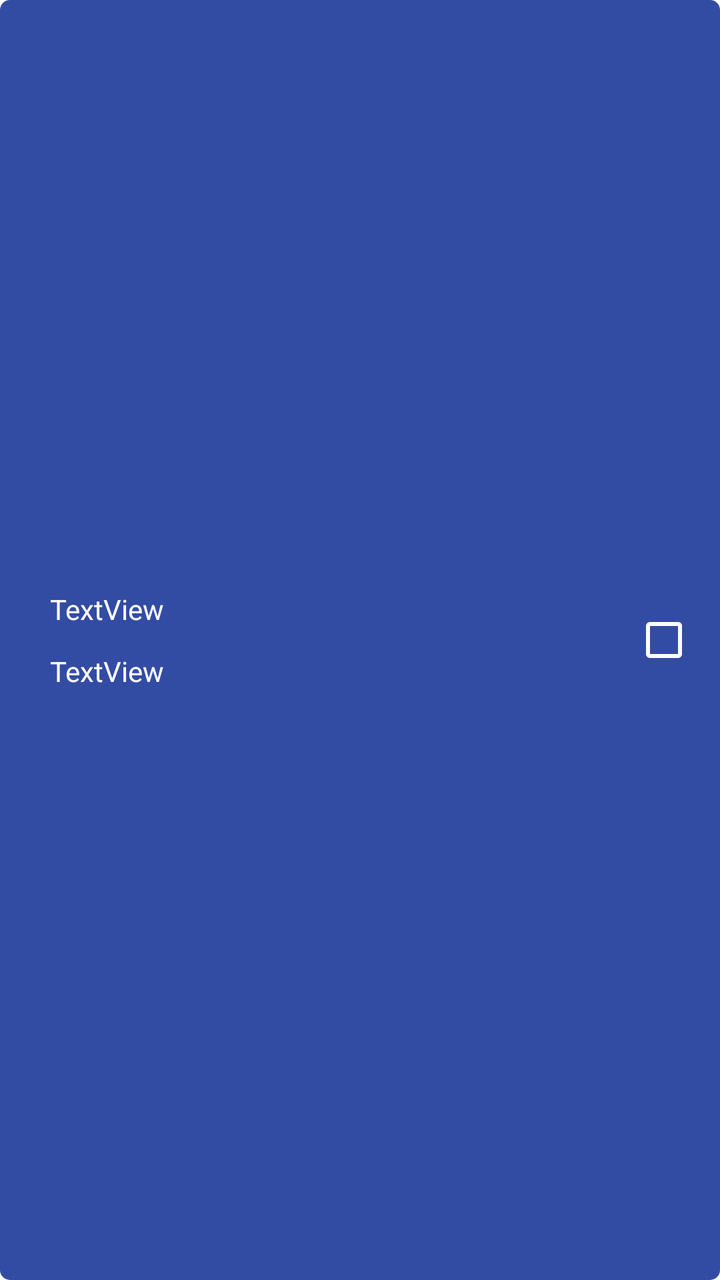
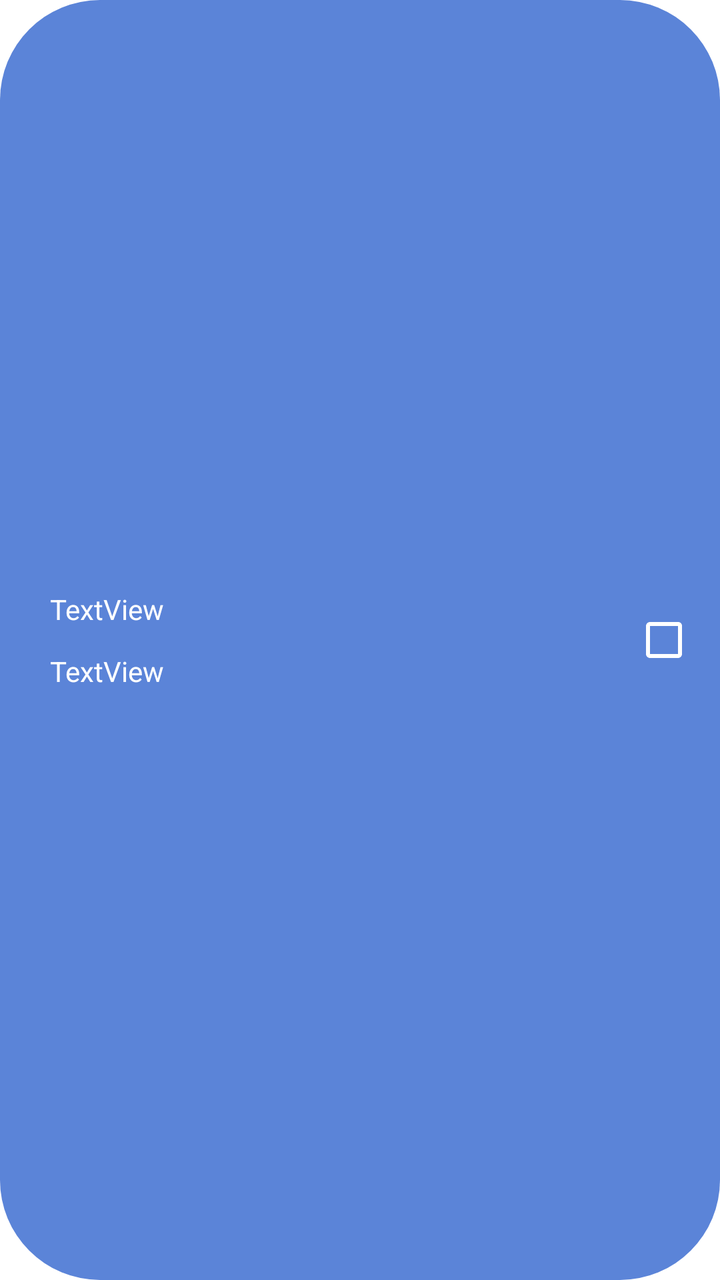

An Android layout rendered at two revisions. The XML below is the earlier revision; the diff shows what the commit changed to produce the second picture.
<!-- AndroidManifest.xml: application theme Theme.NoStatusBar -->
<!-- res/layout/task_item.xml -->
<?xml version="1.0" encoding="utf-8"?>
<androidx.constraintlayout.widget.ConstraintLayout xmlns:android="http://schemas.android.com/apk/res/android"
    xmlns:app="http://schemas.android.com/apk/res-auto"
    android:layout_width="match_parent"
    android:layout_height="wrap_content"
    android:layout_marginVertical="5dp"
    android:background="@drawable/bg_task_item">

    <LinearLayout
        android:layout_width="match_parent"
        android:layout_height="match_parent"
        android:gravity="center"
        android:orientation="horizontal">

        <LinearLayout
            android:layout_width="match_parent"
            android:layout_height="wrap_content"
            android:layout_marginStart="25dp"
            android:layout_weight="1"
            android:orientation="vertical">

            <TextView
                android:id="@+id/tv_title"
                android:layout_width="match_parent"
                android:layout_height="wrap_content"
                android:layout_marginVertical="6dp"
                android:text="TextView"
                android:textColor="@color/white" />

            <TextView
                android:id="@+id/tv_date"
                android:layout_width="match_parent"
                android:layout_height="wrap_content"
                android:layout_marginVertical="6dp"
                android:text="TextView"
                android:textColor="@color/white" />
        </LinearLayout>

        <ImageView
            android:id="@+id/ic_checkbox"
            android:layout_width="wrap_content"
            android:layout_height="wrap_content"
            android:layout_marginHorizontal="16dp"
            app:srcCompat="@drawable/ic_no_check_box" />
    </LinearLayout>
</androidx.constraintlayout.widget.ConstraintLayout>
<!-- resources referenced by this layout -->
<resources>
  <color name="white">#FFFFFFFF</color>
  <!-- drawable bg_task_item (drawable) -->
  <?xml version="1.0" encoding="utf-8"?>
  <shape xmlns:android="http://schemas.android.com/apk/res/android">
      <solid android:color="@color/blue_neutral" />
      <corners android:radius="5dp" />
  </shape>
  <!-- drawable ic_no_check_box (drawable) -->
  <vector xmlns:android="http://schemas.android.com/apk/res/android"
      android:width="24dp"
      android:height="24dp"
      android:viewportWidth="24"
      android:viewportHeight="24">
      <path
          android:fillColor="@color/white"
          android:pathData="M13,3C13.255,3 13.5,3.098 13.685,3.273C13.871,3.448 13.982,3.687 13.997,3.941C14.012,4.196 13.929,4.446 13.766,4.642C13.602,4.837 13.37,4.963 13.117,4.993L13,5H5V19H19V11C19,10.745 19.098,10.5 19.273,10.315C19.448,10.129 19.687,10.018 19.941,10.003C20.196,9.988 20.446,10.071 20.642,10.234C20.837,10.398 20.963,10.63 20.993,10.883L21,11V19C21,19.505 20.81,19.991 20.466,20.361C20.123,20.73 19.653,20.957 19.15,20.995L19,21H5C4.495,21 4.009,20.81 3.639,20.466C3.269,20.123 3.043,19.653 3.005,19.15L3,19V5C3,4.495 3.19,4.009 3.533,3.639C3.877,3.269 4.347,3.043 4.85,3.005L5,3H13Z" />
      <path
          android:fillColor="@color/white"
          android:fillType="evenOdd"
          android:pathData="M12.384,3C12.062,3 11.8,3.261 11.8,3.584V4.008C11.8,4.565 12.252,5.016 12.808,5.016H18.984L18.984,12.2H21V5.016C21,4.982 20.999,4.948 20.997,4.914C20.999,4.905 21,4.897 21,4.888C21,3.845 20.155,3 19.112,3H18.984H12.384Z" />
  </vector>
  <style name="Theme.NoStatusBar" parent="Theme.AppCompat.Light.NoActionBar">
          <item name="android:windowFullscreen">false</item>
          <item name="android:statusBarColor">@color/white</item>
          <item name="android:windowLightStatusBar">true</item> 
          <item name="android:windowBackground">@color/white</item>
      </style>
  <color name="blue_neutral">#334CA3</color>
</resources>

<!-- the commit's change to res/layout/task_item.xml (unified diff, before → after) -->
@@ -4,7 +4,7 @@
     android:layout_width="match_parent"
     android:layout_height="wrap_content"
     android:layout_marginVertical="5dp"
-    android:background="@drawable/bg_task_item">
+    android:background="@drawable/bg_btn_scan">
 
     <LinearLayout
         android:layout_width="match_parent"
<!-- resource entries referenced after the edit -->
@@ -1,11 +1,11 @@
 <!-- resources referenced by this layout -->
 <resources>
   <color name="white">#FFFFFFFF</color>
-  <!-- drawable bg_task_item (drawable) -->
+  <!-- drawable bg_btn_scan (drawable) -->
   <?xml version="1.0" encoding="utf-8"?>
   <shape xmlns:android="http://schemas.android.com/apk/res/android">
-      <solid android:color="@color/blue_neutral" />
-      <corners android:radius="5dp" />
+      <solid android:color="@color/primary" />
+      <corners android:radius="50dp" />
   </shape>
   <!-- drawable ic_no_check_box (drawable) -->
   <vector xmlns:android="http://schemas.android.com/apk/res/android"
@@ -27,6 +27,6 @@
           <item name="android:windowLightStatusBar">true</item> 
           <item name="android:windowBackground">@color/white</item>
       </style>
-  <color name="blue_neutral">#334CA3</color>
+  <color name="primary">#5B84D8</color>
 </resources>
 
